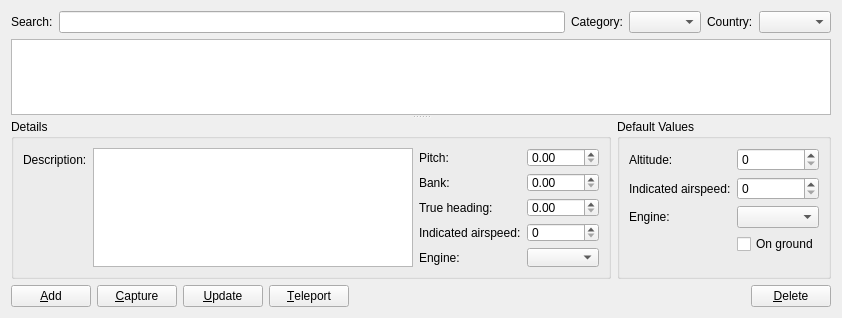
Old version of the form src/Plugins/Module/Location/src/LocationWidget.ui in the repository till213/SkyDolly.
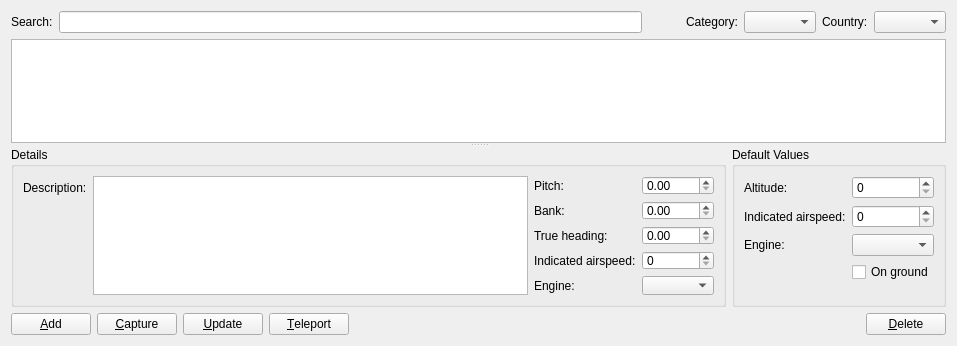
New version of the form. Custom widgets are drawn as their Qt base class.

What changed in the file:
```diff
--- a/src/Plugins/Module/Location/src/LocationWidget.ui
+++ b/src/Plugins/Module/Location/src/LocationWidget.ui
@@ -6,8 +6,8 @@
    <rect>
     <x>0</x>
     <y>0</y>
-    <width>840</width>
-    <height>318</height>
+    <width>957</width>
+    <height>346</height>
    </rect>
   </property>
   <property name="windowTitle">
@@ -33,6 +33,16 @@
        </property>
       </widget>
      </item>
+     <item>
+      <widget class="LinkedOptionGroup" name="typeOptionGroup" native="true">
+       <property name="minimumSize">
+        <size>
+         <width>32</width>
+         <height>0</height>
+        </size>
+       </property>
+      </widget>
+     </item>
      <item>
       <widget class="QLabel" name="label_11">
        <property name="text">
@@ -311,6 +321,12 @@
    <extends>QComboBox</extends>
    <header location="global">Widget/EnumerationComboBox.h</header>
   </customwidget>
+  <customwidget>
+   <class>LinkedOptionGroup</class>
+   <extends>QWidget</extends>
+   <header location="global">Widget/LinkedOptionGroup.h</header>
+   <container>1</container>
+  </customwidget>
  </customwidgets>
  <resources/>
  <connections/>
```
Left out of the diff: 21 changed lines with no effect on the pictures.
